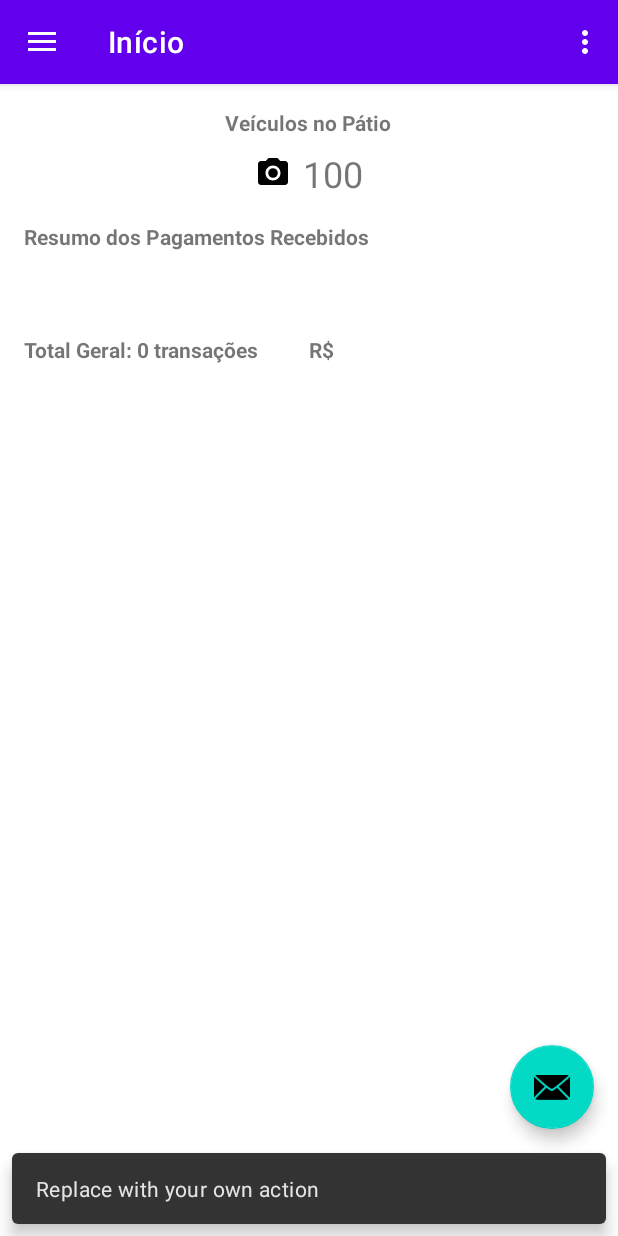
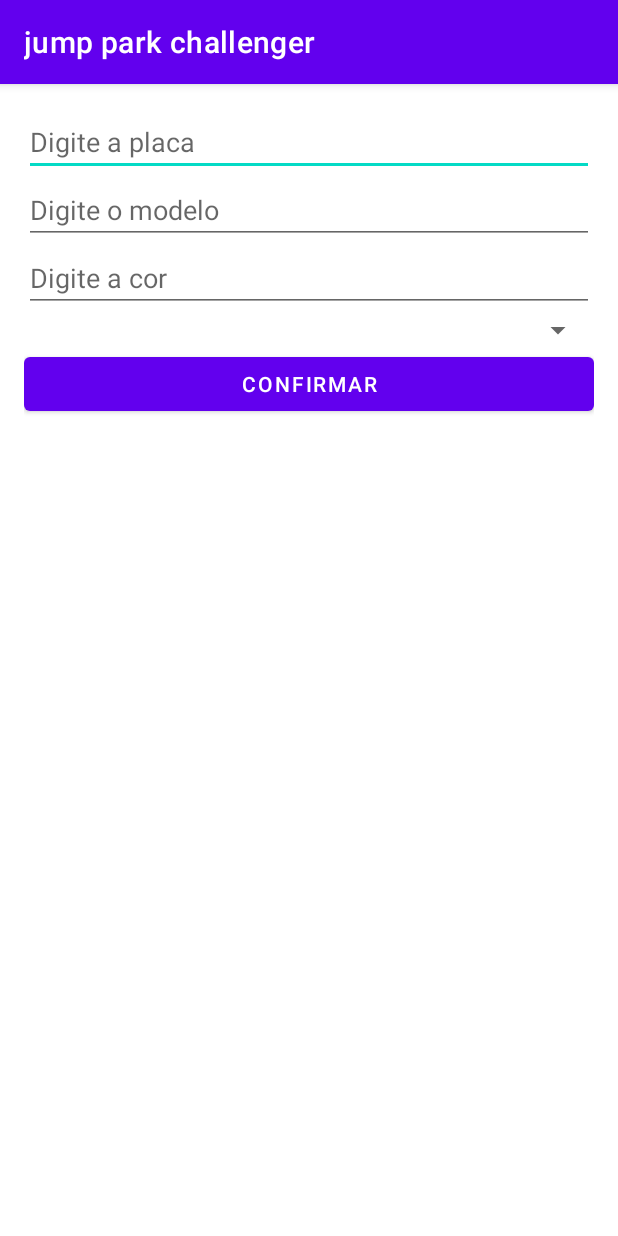
Before and after one commit to art2202/jump-park-challenger, an Android app: the MainActivity screen opened directly, with no data from a screen before it, after a tap on an icon or button, on a phone screen of 412 x 824 dp. Run offline under Robolectric (Android 15) with nearby library versions, the phone set to English and light mode, and no system bars; our stand-ins replace Room's generated code, navigation-ui; libraries missing offline, so code that uses them is left out: com.jakewharton.retrofit2; 8 statements that could not run were skipped.

Commit message:
feat: create checkin activity and load prices

```diff
--- a/app/src/main/java/com/example/jumpparkchallenger/core/utils/KoinDependencys.kt
+++ b/app/src/main/java/com/example/jumpparkchallenger/core/utils/KoinDependencys.kt
@@ -4,6 +4,8 @@ import androidx.room.Room
 import com.example.jumpparkchallenger.core.App
 import com.example.jumpparkchallenger.data.api.ApiService
 import com.example.jumpparkchallenger.data.api.RestApi
+import com.example.jumpparkchallenger.data.data_source.checkin.CheckInDataSource
+import com.example.jumpparkchallenger.data.data_source.checkin.CheckInDataSourceImpl
 import com.example.jumpparkchallenger.data.data_source.home.HomeDataSource
 import com.example.jumpparkchallenger.data.data_source.home.HomeDataSourceImpl
 import com.example.jumpparkchallenger.data.data_source.home.HomeLocalDataSource
@@ -22,13 +24,17 @@ import com.example.jumpparkchallenger.data.mapper.PricesResponseToPriceEntityMap
 import com.example.jumpparkchallenger.data.mapper.UserDataResponseToUserEntityMapper
 import com.example.jumpparkchallenger.data.mapper.ValueDetailEntityToValueDetailMapper
 import com.example.jumpparkchallenger.data.mapper.ValueResponseToValueEntityMapper
+import com.example.jumpparkchallenger.data.repository.CheckInRepositoryImpl
 import com.example.jumpparkchallenger.data.repository.HomeRepositoryImpl
 import com.example.jumpparkchallenger.data.repository.LoginRepositoryImpl
+import com.example.jumpparkchallenger.domain.repository.CheckInRepository
 import com.example.jumpparkchallenger.domain.repository.HomeRepository
 import com.example.jumpparkchallenger.domain.repository.LoginRepository
 import com.example.jumpparkchallenger.domain.usecases.CheckToken
+import com.example.jumpparkchallenger.domain.usecases.GetPrices
 import com.example.jumpparkchallenger.domain.usecases.LoadHomeInfo
 import com.example.jumpparkchallenger.domain.usecases.Login
+import com.example.jumpparkchallenger.presentation.checkin.CheckInViewModel
 import com.example.jumpparkchallenger.presentation.home.HomeViewModel
 import com.example.jumpparkchallenger.presentation.login.LoginViewModel
 import org.koin.androidx.viewmodel.dsl.viewModel
@@ -58,6 +64,7 @@ val dataSourceModule = module{
     single<LoginDataSource> { LoginDataSourceImpl(get()) }
     single<HomeDataSource> { HomeDataSourceImpl(get(), get()) }
     single<HomeLocalDataSource> { HomeLocalDataSourceImpl(get(), get(), get(), get(), get()) }
+    single<CheckInDataSource> { CheckInDataSourceImpl(get(), get()) }
 }
 val mapperModule = module{
     single { LoginDataResponseToHomeInfosMapper() }
@@ -76,15 +83,18 @@ val mapperModule = module{
 }
 val repositoryModule = module{
     single<LoginRepository> { LoginRepositoryImpl(get(), get(), get(), get(), get()) }
-    single<HomeRepository> { HomeRepositoryImpl(get(), get(), get(), get(), get(), get(), get()) }
+    single<HomeRepository> { HomeRepositoryImpl(get(), get(), get(), get(), get(), get()) }
+    single<CheckInRepository> { CheckInRepositoryImpl(get(), get()) }
 }
 val useCaseModule = module {
     single{ Login(get()) }
     single { CheckToken(get()) }
     single { LoadHomeInfo(get()) }
+    single { GetPrices(get()) }
 }
 
 val viewModelModule = module {
     viewModel { LoginViewModel(get(), get()) }
     viewModel { HomeViewModel(get()) }
+    viewModel { CheckInViewModel(get()) }
 }
--- /dev/null
+++ b/app/src/main/java/com/example/jumpparkchallenger/data/data_source/checkin/CheckInDataSource.kt
@@ -0,0 +1,11 @@
+package com.example.jumpparkchallenger.data.data_source.checkin
+
+import com.example.jumpparkchallenger.data.database.entity.PriceEntity
+import com.example.jumpparkchallenger.data.database.entity.ValueDetailEntity
+
+interface CheckInDataSource {
+
+    suspend fun getPrices() : List<PriceEntity>
+
+    suspend fun getValueDetail(priceType : String) : List<ValueDetailEntity>
+}
--- /dev/null
+++ b/app/src/main/java/com/example/jumpparkchallenger/data/data_source/checkin/CheckInDataSourceImpl.kt
@@ -0,0 +1,19 @@
+package com.example.jumpparkchallenger.data.data_source.checkin
+
+import com.example.jumpparkchallenger.data.database.dao.PriceDao
+import com.example.jumpparkchallenger.data.database.dao.ValueDetailDao
+import com.example.jumpparkchallenger.data.database.entity.PriceEntity
+import com.example.jumpparkchallenger.data.database.entity.ValueDetailEntity
+
+class CheckInDataSourceImpl(
+    private val priceDao: PriceDao,
+    private val valueDetailDao: ValueDetailDao
+) : CheckInDataSource {
+    override suspend fun getPrices(): List<PriceEntity> {
+        return priceDao.getAllPrices()
+    }
+
+    override suspend fun getValueDetail(priceType : String): List<ValueDetailEntity> {
+        return valueDetailDao.getValueDetailsByPriceId(priceType)
+    }
+}
--- /dev/null
+++ b/app/src/main/java/com/example/jumpparkchallenger/data/repository/CheckInRepositoryImpl.kt
@@ -0,0 +1,21 @@
+package com.example.jumpparkchallenger.data.repository
+
+import com.example.jumpparkchallenger.data.data_source.checkin.CheckInDataSource
+import com.example.jumpparkchallenger.data.mapper.PriceEntityToPriceMapper
+import com.example.jumpparkchallenger.data.mapper.ValueDetailEntityToValueDetailMapper
+import com.example.jumpparkchallenger.domain.entities.home.Price
+import com.example.jumpparkchallenger.domain.repository.CheckInRepository
+
+class CheckInRepositoryImpl(
+    private val checkInDataSource: CheckInDataSource,
+    private val priceEntityToPriceMapper: PriceEntityToPriceMapper,
+) : CheckInRepository {
+    override suspend fun getPrices(): List<Price> {
+        val priceEntities = checkInDataSource.getPrices()
+
+        return priceEntities.map {
+            val valueDetailEntities = checkInDataSource.getValueDetail(it.priceType)
+            priceEntityToPriceMapper.map(Pair(it, valueDetailEntities))
+        }
+    }
+}
--- a/app/src/main/java/com/example/jumpparkchallenger/data/repository/HomeRepositoryImpl.kt
+++ b/app/src/main/java/com/example/jumpparkchallenger/data/repository/HomeRepositoryImpl.kt
@@ -16,7 +16,6 @@ class HomeRepositoryImpl(
     private val homeDataSource: HomeDataSource,
     private val homeLocalDataSource: HomeLocalDataSource,
     private val pricesResponseToPriceEntityMapper: PricesResponseToPriceEntityMapper,
-    private val priceEntityToPriceMapper: PriceEntityToPriceMapper,
     private val paymentMethodResponseToPaymentMethodEntityMapper: PaymentMethodResponseToPaymentMethodEntityMapper,
     private val paymentMethodEntityToPaymentMethodMapper: PaymentMethodEntityToPaymentMethodMapper,
     private val valueResponseToValueEntityMapper: ValueResponseToValueEntityMapper
--- /dev/null
+++ b/app/src/main/java/com/example/jumpparkchallenger/domain/repository/CheckInRepository.kt
@@ -0,0 +1,8 @@
+package com.example.jumpparkchallenger.domain.repository
+
+import com.example.jumpparkchallenger.domain.entities.home.Price
+
+interface CheckInRepository {
+
+    suspend fun getPrices() : List<Price>
+}
--- /dev/null
+++ b/app/src/main/java/com/example/jumpparkchallenger/domain/usecases/GetPrices.kt
@@ -0,0 +1,9 @@
+package com.example.jumpparkchallenger.domain.usecases
+
+import com.example.jumpparkchallenger.domain.entities.home.Price
+import com.example.jumpparkchallenger.domain.repository.CheckInRepository
+
+class GetPrices(private val checkInRepository : CheckInRepository) {
+
+    suspend operator fun invoke() : List<Price> = checkInRepository.getPrices()
+}
--- a/app/src/main/java/com/example/jumpparkchallenger/presentation/MainActivity.kt
+++ b/app/src/main/java/com/example/jumpparkchallenger/presentation/MainActivity.kt
@@ -1,8 +1,8 @@
 package com.example.jumpparkchallenger.presentation
 
+import android.content.Intent
 import android.os.Bundle
 import android.view.Menu
-import com.google.android.material.snackbar.Snackbar
 import com.google.android.material.navigation.NavigationView
 import androidx.navigation.findNavController
 import androidx.navigation.ui.AppBarConfiguration
@@ -13,6 +13,7 @@ import androidx.drawerlayout.widget.DrawerLayout
 import androidx.appcompat.app.AppCompatActivity
 import com.example.jumpparkchallenger.R
 import com.example.jumpparkchallenger.databinding.ActivityMainBinding
+import com.example.jumpparkchallenger.presentation.checkin.CheckInActivity
 
 class MainActivity : AppCompatActivity() {
 
@@ -27,23 +28,25 @@ class MainActivity : AppCompatActivity() {
 
         setSupportActionBar(binding.appBarMain.toolbar)
 
-        binding.appBarMain.fab.setOnClickListener { view ->
-            Snackbar.make(view, "Replace with your own action", Snackbar.LENGTH_LONG)
-                .setAction("Action", null).show()
+        binding.appBarMain.fab.setOnClickListener {
+            openCheckinActivity()
         }
         val drawerLayout: DrawerLayout = binding.drawerLayout
         val navView: NavigationView = binding.navView
         val navController = findNavController(R.id.nav_host_fragment_content_main)
-        // Passing each menu ID as a set of Ids because each
-        // menu should be considered as top level destinations.
+
         appBarConfiguration = AppBarConfiguration(
             setOf(R.id.nav_home, R.id.nav_gallery), drawerLayout)
         setupActionBarWithNavController(navController, appBarConfiguration)
         navView.setupWithNavController(navController)
     }
 
+    private fun openCheckinActivity() {
+        val intent = Intent(this, CheckInActivity::class.java)
+        startActivity(intent)
+    }
+
     override fun onCreateOptionsMenu(menu: Menu): Boolean {
-        // Inflate the menu; this adds items to the action bar if it is present.
         menuInflater.inflate(R.menu.main, menu)
         return true
     }
--- /dev/null
+++ b/app/src/main/java/com/example/jumpparkchallenger/presentation/checkin/CheckInActivity.kt
@@ -0,0 +1,26 @@
+package com.example.jumpparkchallenger.presentation.checkin
+
+import androidx.appcompat.app.AppCompatActivity
+import android.os.Bundle
+import com.example.jumpparkchallenger.R
+import com.example.jumpparkchallenger.domain.entities.home.Price
+import org.koin.androidx.viewmodel.ext.android.viewModel
+
+class CheckInActivity : AppCompatActivity() {
+
+    private val viewModel : CheckInViewModel by viewModel()
+    override fun onCreate(savedInstanceState: Bundle?) {
+        super.onCreate(savedInstanceState)
+        setContentView(R.layout.activity_check_in)
+
+        viewModel.getPrices()
+        viewModel.priceLiveData.observe(this){
+            setSpinner(it)
+        }
+
+    }
+
+    private fun setSpinner(prices: List<Price>) {
+
+    }
+}
--- /dev/null
+++ b/app/src/main/java/com/example/jumpparkchallenger/presentation/checkin/CheckinViewModel.kt
@@ -0,0 +1,25 @@
+package com.example.jumpparkchallenger.presentation.checkin
+
+import androidx.lifecycle.MutableLiveData
+import androidx.lifecycle.ViewModel
+import androidx.lifecycle.viewModelScope
+import com.example.jumpparkchallenger.domain.entities.home.Price
+import com.example.jumpparkchallenger.domain.usecases.GetPrices
+import kotlinx.coroutines.Dispatchers
+import kotlinx.coroutines.launch
+
+class CheckInViewModel(private val getPricesUseCase: GetPrices) : ViewModel() {
+
+    val priceLiveData = MutableLiveData<List<Price>>()
+    fun getPrices(){
+        try {
+            viewModelScope.launch(Dispatchers.IO) {
+                val result = getPricesUseCase()
+                priceLiveData.postValue(result)
+            }
+        }
+        catch (t : Throwable){
+            priceLiveData.postValue(null)
+        }
+    }
+}
--- /dev/null
+++ b/app/src/main/res/layout/activity_check_in.xml
@@ -0,0 +1,46 @@
+<?xml version="1.0" encoding="utf-8"?>
+<LinearLayout xmlns:android="http://schemas.android.com/apk/res/android"
+    android:layout_width="match_parent"
+    android:layout_height="match_parent"
+    android:orientation="vertical"
+    android:padding="16dp">
+
+    <!-- Campo para a Placa -->
+    <EditText
+        android:id="@+id/editTextPlaca"
+        android:layout_width="match_parent"
+        android:layout_height="wrap_content"
+        android:hint="Digite a placa"
+        android:inputType="textCapCharacters" />
+
+    <!-- Campo para o Modelo -->
+    <EditText
+        android:id="@+id/editTextModelo"
+        android:layout_width="match_parent"
+        android:layout_height="wrap_content"
+        android:hint="Digite o modelo"
+        android:inputType="text" />
+
+    <!-- Campo para a Cor -->
+    <EditText
+        android:id="@+id/editTextColor"
+        android:layout_width="match_parent"
+        android:layout_height="wrap_content"
+        android:hint="Digite a cor"
+        android:inputType="text" />
+
+    <!-- Dropdown para a escolha da tabela de estacionamento -->
+    <Spinner
+        android:id="@+id/spinnerEstacionamento"
+        android:layout_width="match_parent"
+        android:layout_height="wrap_content"
+        android:hint="Escolha a tabela de estacionamento" />
+
+    <!-- Botão de confirmação -->
+    <Button
+        android:id="@+id/buttonConfirmar"
+        android:layout_width="match_parent"
+        android:layout_height="wrap_content"
+        android:text="Confirmar" />
+
+</LinearLayout>
```
Also changed, not shown: app/src/main/AndroidManifest.xml (+7 -5 lines).
